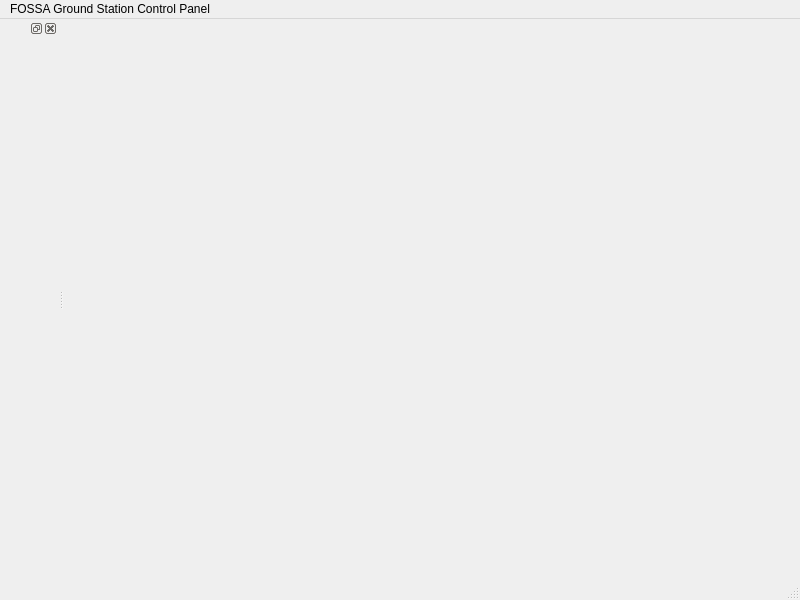
Above: FOSSAGSCP/mainwindow.ui from FOSSASystems/FOSSA-GroundStationControlPanel before the change. Below: the same form after it.
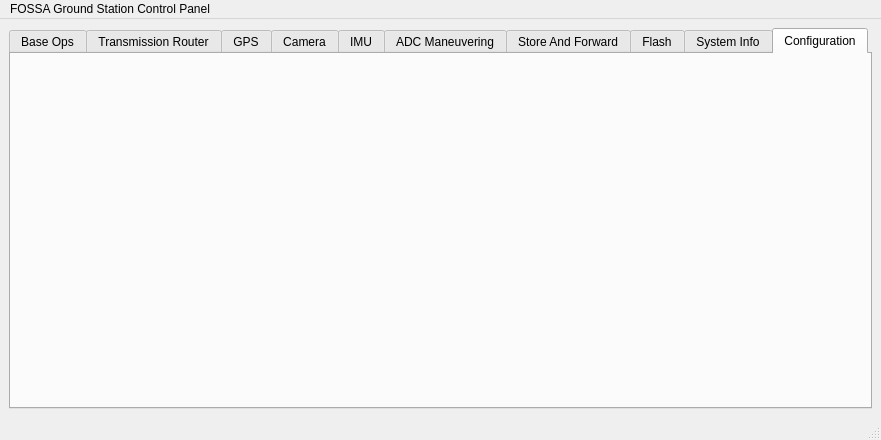
That is the form after the change.

The edit to the form file:
```diff
--- a/FOSSAGSCP/mainwindow.ui
+++ b/FOSSAGSCP/mainwindow.ui
@@ -6,20 +6,95 @@
    <rect>
     <x>0</x>
     <y>0</y>
-    <width>800</width>
-    <height>600</height>
+    <width>591</width>
+    <height>440</height>
    </rect>
   </property>
   <property name="windowTitle">
    <string>MainWindow</string>
   </property>
-  <widget class="QWidget" name="centralwidget"/>
+  <property name="tabShape">
+   <enum>QTabWidget::Triangular</enum>
+  </property>
+  <property name="unifiedTitleAndToolBarOnMac">
+   <bool>true</bool>
+  </property>
+  <widget class="QWidget" name="centralwidget">
+   <property name="autoFillBackground">
+    <bool>false</bool>
+   </property>
+   <layout class="QGridLayout" name="gridLayout">
+    <item row="0" column="0">
+     <widget class="QTabWidget" name="tabWidget">
+      <property name="tabShape">
+       <enum>QTabWidget::Rounded</enum>
+      </property>
+      <property name="currentIndex">
+       <number>9</number>
+      </property>
+      <property name="usesScrollButtons">
+       <bool>false</bool>
+      </property>
+      <widget class="QWidget" name="BaseOps">
+       <attribute name="title">
+        <string>Base Ops</string>
+       </attribute>
+      </widget>
+      <widget class="QWidget" name="TransmissionRouter">
+       <attribute name="title">
+        <string>Transmission Router</string>
+       </attribute>
+      </widget>
+      <widget class="QWidget" name="GPS">
+       <attribute name="title">
+        <string>GPS</string>
+       </attribute>
+      </widget>
+      <widget class="QWidget" name="Camera">
+       <attribute name="title">
+        <string>Camera</string>
+       </attribute>
+      </widget>
+      <widget class="QWidget" name="IMU">
+       <attribute name="title">
+        <string>IMU</string>
+       </attribute>
+      </widget>
+      <widget class="QWidget" name="ADCManeuvering">
+       <attribute name="title">
+        <string>ADC Maneuvering</string>
+       </attribute>
+      </widget>
+      <widget class="QWidget" name="StoreAndForward">
+       <attribute name="title">
+        <string>Store And Forward</string>
+       </attribute>
+      </widget>
+      <widget class="QWidget" name="Flash">
+       <attribute name="title">
+        <string>Flash</string>
+       </attribute>
+      </widget>
+      <widget class="QWidget" name="ReceivedInfo">
+       <attribute name="title">
+        <string>System Info</string>
+       </attribute>
+      </widget>
+      <widget class="QWidget" name="Configuration">
+       <attribute name="title">
+        <string>Configuration</string>
+       </attribute>
+      </widget>
+     </widget>
+    </item>
+   </layout>
+  </widget>
   <widget class="QMenuBar" name="menubar">
    <property name="geometry">
     <rect>
      <x>0</x>
      <y>0</y>
-     <width>800</width>
+     <width>591</width>
      <height>22</height>
     </rect>
    </property>
@@ -31,18 +106,6 @@
    <addaction name="menuFOSSA_Ground_Station_Control_Panel"/>
   </widget>
   <widget class="QStatusBar" name="statusbar"/>
-  <widget class="QDockWidget" name="rawSerialWidget">
-   <property name="floating">
-    <bool>true</bool>
-   </property>
-   <property name="features">
-    <set>QDockWidget::AllDockWidgetFeatures</set>
-   </property>
-   <attribute name="dockWidgetArea">
-    <number>1</number>
-   </attribute>
-   <widget class="QWidget" name="rawSerialWidgetContents"/>
-  </widget>
  </widget>
  <resources/>
  <connections/>
```
